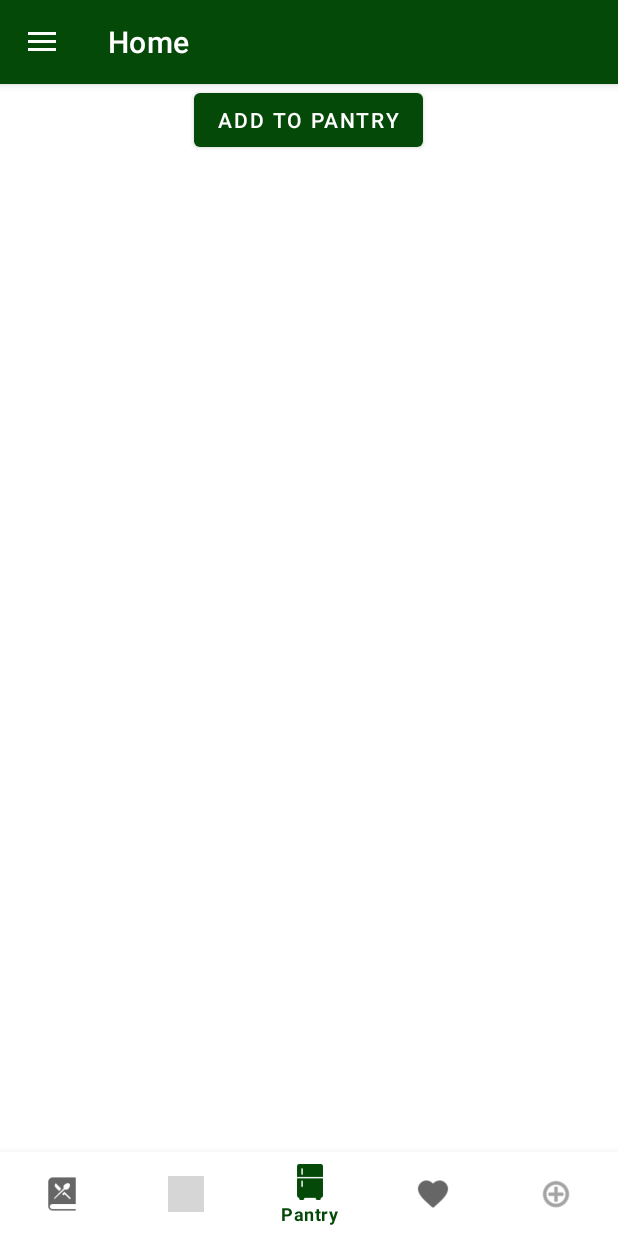
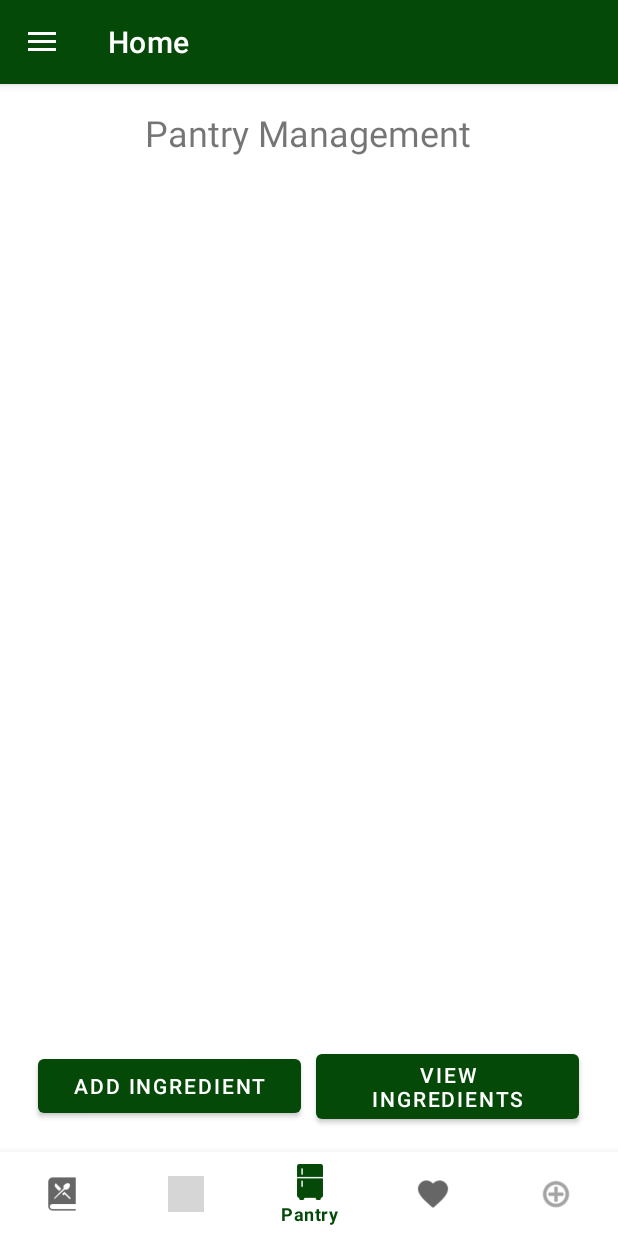
Before and after one commit to azmec/csci-3033, an Android app: the screen it shows after launch (MainActivity), item 3 of the bottom bar chosen, on a phone screen of 412 x 824 dp. Run offline under Robolectric (Android 15) with nearby library versions, the phone set to English and light mode, and no system bars; our stand-ins replace navigation-ui; grey boxes are pictures that could not be loaded.

Commit message:
Increased button margin in addFragment. Setup pantryFragment to include 2 windows, list and add.

```diff
--- a/app/src/main/java/com/example/cookbook/ui/home/PantryFragment.java
+++ b/app/src/main/java/com/example/cookbook/ui/home/PantryFragment.java
@@ -4,6 +4,9 @@ import android.os.Bundle;
 import android.view.LayoutInflater;
 import android.view.View;
 import android.view.ViewGroup;
+import android.widget.Button;
+import android.widget.LinearLayout;
+
 import androidx.annotation.NonNull;
 import androidx.annotation.Nullable;
 import androidx.fragment.app.Fragment;
@@ -32,7 +35,29 @@ public class PantryFragment extends Fragment {
     public void onViewCreated(@NonNull View view, @Nullable Bundle savedInstanceState) {
         super.onViewCreated(view, savedInstanceState);
 
-        // Initialize your UI components here, for example:
-        // TextView pantryTitle = view.findViewById(R.id.pantryTitle);
+        LinearLayout currentIngredientsLayout = view.findViewById(R.id.currentIngredientsLayout);
+        LinearLayout addIngredientsLayout = view.findViewById(R.id.addIngredientsLayout);
+        Button buttonAddToPantry = view.findViewById(R.id.buttonAddToPantry);
+        Button buttonViewPantry = view.findViewById(R.id.buttonViewPantry);
+        Button buttonSaveIngredient = view.findViewById(R.id.buttonSaveIngredient);
+
+        buttonAddToPantry.setOnClickListener(v -> {
+            currentIngredientsLayout.setVisibility(View.GONE);
+            addIngredientsLayout.setVisibility(View.VISIBLE);
+        });
+
+        buttonViewPantry.setOnClickListener(v -> {
+            currentIngredientsLayout.setVisibility(View.VISIBLE);
+            addIngredientsLayout.setVisibility(View.GONE);
+        });
+
+        buttonSaveIngredient.setOnClickListener(v -> {
+            // Retrieve data from EditText
+            // Save to data source
+            // Update the currentIngredientsLayout with new ingredient
+            // Switch back to viewing mode
+            currentIngredientsLayout.setVisibility(View.VISIBLE);
+            addIngredientsLayout.setVisibility(View.GONE);
+        });
     }
 }
--- a/app/src/main/res/layout/add_fragment.xml
+++ b/app/src/main/res/layout/add_fragment.xml
@@ -75,6 +75,7 @@
             android:id="@+id/buttonAddIngredient"
             android:layout_width="175dp"
             android:layout_height="wrap_content"
+            android:layout_marginEnd="10dp"
             android:text="Add Ingredient" />
 
         <Button
--- a/app/src/main/res/layout/pantry_fragment.xml
+++ b/app/src/main/res/layout/pantry_fragment.xml
@@ -1,14 +1,96 @@
 <?xml version="1.0" encoding="utf-8"?>
-<RelativeLayout xmlns:android="http://schemas.android.com/apk/res/android"
-    xmlns:app="http://schemas.android.com/apk/res-auto"
-    xmlns:tools="http://schemas.android.com/tools"
+<LinearLayout
     android:layout_width="match_parent"
-    android:layout_height="match_parent">
+    android:layout_height="match_parent"
+    android:orientation="vertical"
+    xmlns:android="http://schemas.android.com/apk/res/android">
 
-    <Button
-        android:id="@+id/button"
+    <!-- Title at the top -->
+    <TextView
+        android:id="@+id/textViewTitle"
         android:layout_width="wrap_content"
         android:layout_height="wrap_content"
-        android:layout_centerHorizontal="true"
-        android:text="Add to Pantry" />
-</RelativeLayout>
+        android:text="Pantry Management"
+        android:textSize="24sp"
+        android:layout_gravity="center_horizontal"
+        android:padding="16dp"/>
+
+    <ScrollView
+        android:layout_width="match_parent"
+        android:layout_height="0dp"
+        android:layout_weight="1"
+        android:padding="16dp">
+
+        <LinearLayout
+            android:id="@+id/pantryLayout"
+            android:layout_width="match_parent"
+            android:layout_height="wrap_content"
+            android:orientation="vertical"
+            android:gravity="center">
+
+            <!-- List of Current Ingredients -->
+            <LinearLayout
+                android:id="@+id/currentIngredientsLayout"
+                android:layout_width="match_parent"
+                android:layout_height="wrap_content"
+                android:orientation="vertical"
+                android:visibility="visible">
+                <!-- This will dynamically display the list of current ingredients. -->
+
+            </LinearLayout>
+
+            <!-- Add Ingredients Layout -->
+            <LinearLayout
+                android:id="@+id/addIngredientsLayout"
+                android:layout_width="match_parent"
+                android:layout_height="wrap_content"
+                android:orientation="vertical"
+                android:visibility="gone"
+                android:gravity="center">
+
+                <EditText
+                    android:id="@+id/editTextIngredientName"
+                    android:layout_width="match_parent"
+                    android:layout_height="wrap_content"
+                    android:hint="Ingredient Name"
+                    android:inputType="text"/>
+
+                <!-- Add more fields if needed, like quantity, etc. -->
+
+                <Button
+                    android:id="@+id/buttonSaveIngredient"
+                    android:layout_width="wrap_content"
+                    android:layout_height="wrap_content"
+                    android:text="Save Ingredient" />
+
+            </LinearLayout>
+
+        </LinearLayout>
+    </ScrollView>
+
+
+    <!-- Buttons at the bottom -->
+    <LinearLayout
+        android:layout_width="match_parent"
+        android:layout_height="wrap_content"
+        android:orientation="horizontal"
+        android:gravity="center"
+        android:padding="16dp">
+
+        <!-- Button to Add Ingredients to Pantry -->
+        <Button
+            android:id="@+id/buttonAddToPantry"
+            android:layout_width="175dp"
+            android:layout_height="wrap_content"
+            android:layout_marginEnd="10dp"
+            android:text="Add Ingredient" />
+
+        <!-- Button to View Ingredients -->
+        <Button
+            android:id="@+id/buttonViewPantry"
+            android:layout_width="175dp"
+            android:layout_height="wrap_content"
+            android:text="View Ingredients" />
+
+    </LinearLayout>
+</LinearLayout>
```
